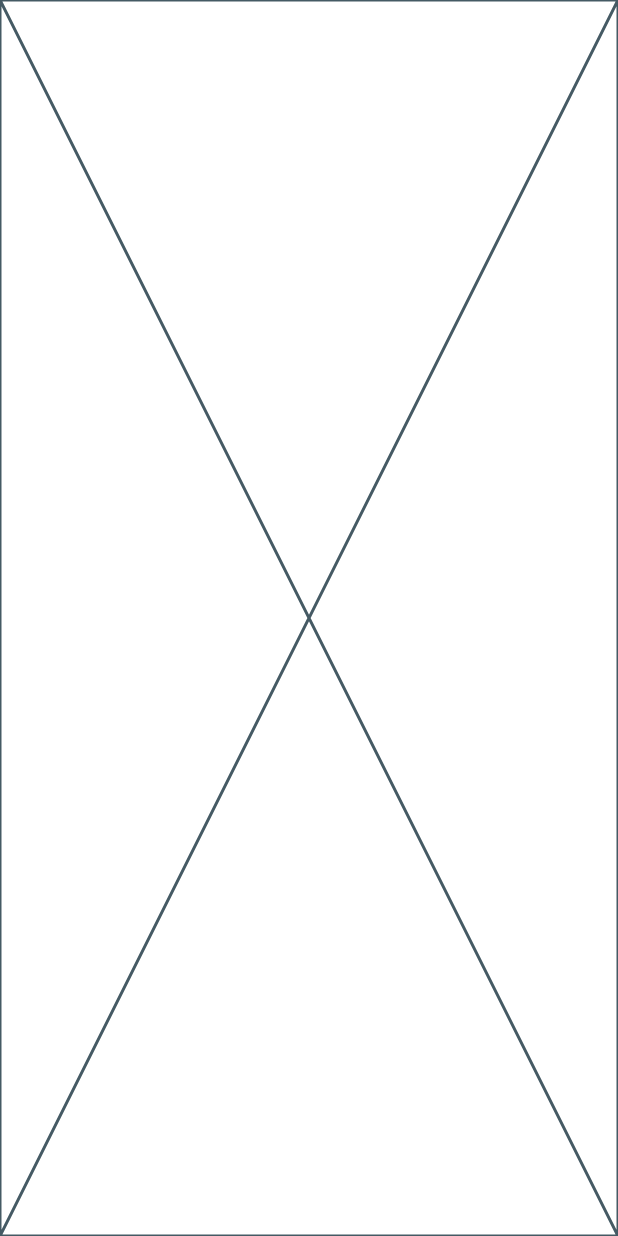
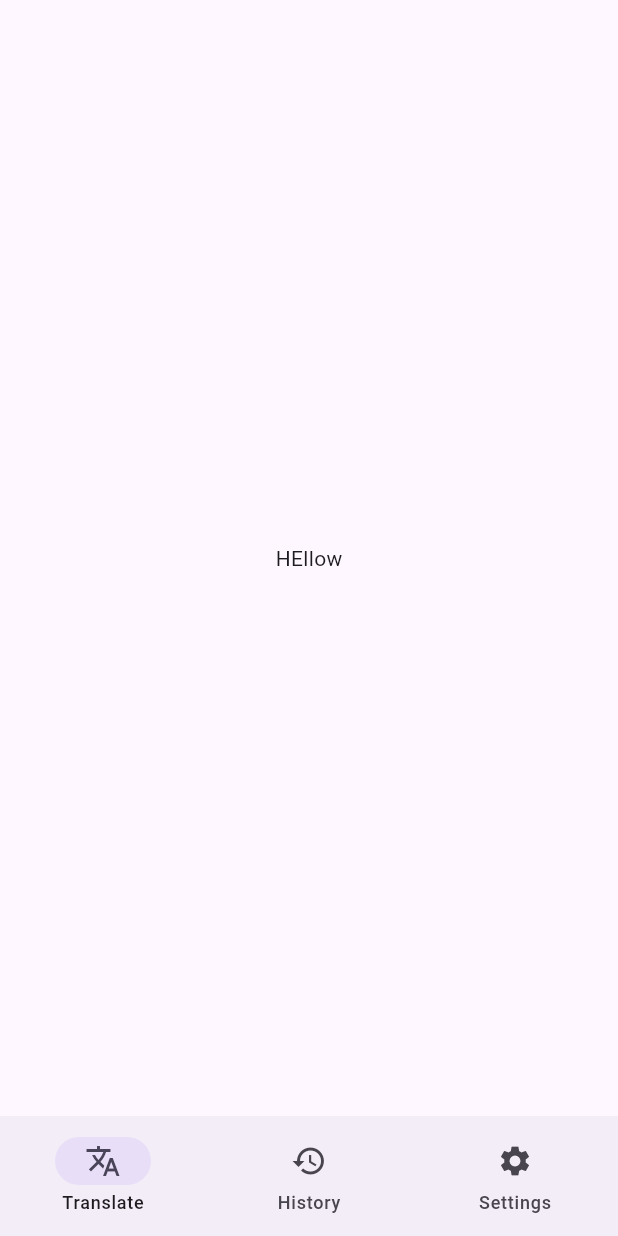
Before and after one commit to thelazybastard/sub_rosa, a Flutter app: the screen it shows after launch, on a phone screen of 412 x 824 dp. Run offline on Flutter 3.47's test engine with Material 3 defaults, Android fonts, the phone set to English and light mode, and no system bars; our stand-ins replace go_router.

Commit message:
got basic skeleton up and running

```diff
--- a/lib/main.dart
+++ b/lib/main.dart
@@ -1,5 +1,8 @@
 import 'package:flutter/material.dart';
 import 'package:sub_rosa/ui/translate.dart';
+import 'package:go_router/go_router.dart';
+import 'package:sub_rosa/ui/settings.dart';
+
 
 void main() {
   runApp(Rosa());
@@ -10,8 +13,75 @@ class Rosa extends StatelessWidget {
 
   @override
   Widget build(BuildContext context) {
-    return const MaterialApp(
-      home: Translate(),
+    return MaterialApp.router(
+      routerConfig: _router,
     );
   }
 }
+
+final GoRouter _router = GoRouter(
+  initialLocation: '/translate',
+  routes: [
+    StatefulShellRoute.indexedStack(
+      builder: (context, state, navigationShell) {
+        return MainScaffold(navigationShell: navigationShell);
+      },
+      branches: [
+
+        StatefulShellBranch(
+          routes: [
+            GoRoute(
+              path: '/translate',
+              builder: (context, state) => const Center(child: Translate()),
+            ),
+          ],
+        ),
+
+        StatefulShellBranch(
+          routes: [
+            GoRoute(
+              path: '/history',
+              builder: (context, state) => const Center(child: Settings()),
+            ),
+          ],
+        ),
+
+        StatefulShellBranch(
+          routes: [
+            GoRoute(
+              path: '/settings',
+              builder: (context, state) => const Center(child: Text('Settings Screen')),
+            ),
+          ],
+        ),
+      ],
+    ),
+  ],
+);
+
+class MainScaffold extends StatelessWidget {
+  const MainScaffold({required this.navigationShell, super.key});
+
+  final StatefulNavigationShell navigationShell;
+
+  @override
+  Widget build(BuildContext context) {
+    return Scaffold(
+      body: navigationShell,
+      bottomNavigationBar: NavigationBar(
+        selectedIndex: navigationShell.currentIndex,
+        onDestinationSelected: (int index) {
+          navigationShell.goBranch(
+            index,
+            initialLocation: index == navigationShell.currentIndex,
+          );
+        },
+        destinations: const [
+          NavigationDestination(icon: Icon(Icons.translate), label: 'Translate'),
+          NavigationDestination(icon: Icon(Icons.history), label: 'History'),
+          NavigationDestination(icon: Icon(Icons.settings), label: 'Settings'),
+        ],
+      ),
+    );
+  }
+}
--- /dev/null
+++ b/lib/ui/settings.dart
@@ -0,0 +1,15 @@
+import 'package:flutter/material.dart';
+
+class Settings extends StatefulWidget {
+  const Settings({super.key});
+
+  @override
+  State<Settings> createState() => _SettingsState();
+}
+
+class _SettingsState extends State<Settings> {
+  @override
+  Widget build(BuildContext context) {
+    return const Placeholder();
+  }
+}
--- a/lib/ui/translate.dart
+++ b/lib/ui/translate.dart
@@ -10,6 +10,6 @@ class Translate extends StatefulWidget {
 class _TranslateState extends State<Translate> {
   @override
   Widget build(BuildContext context) {
-    return const Placeholder();
+    return const Text("HEllow");
   }
 }
--- a/pubspec.yaml
+++ b/pubspec.yaml
@@ -34,6 +34,7 @@ dependencies:
   # The following adds the Cupertino Icons font to your application.
   # Use with the CupertinoIcons class for iOS style icons.
   cupertino_icons: ^1.0.8
+  go_router: ^17.1.0
 
 dev_dependencies:
   flutter_test:
```
Also changed, not shown: pubspec.lock, 1 other file.
